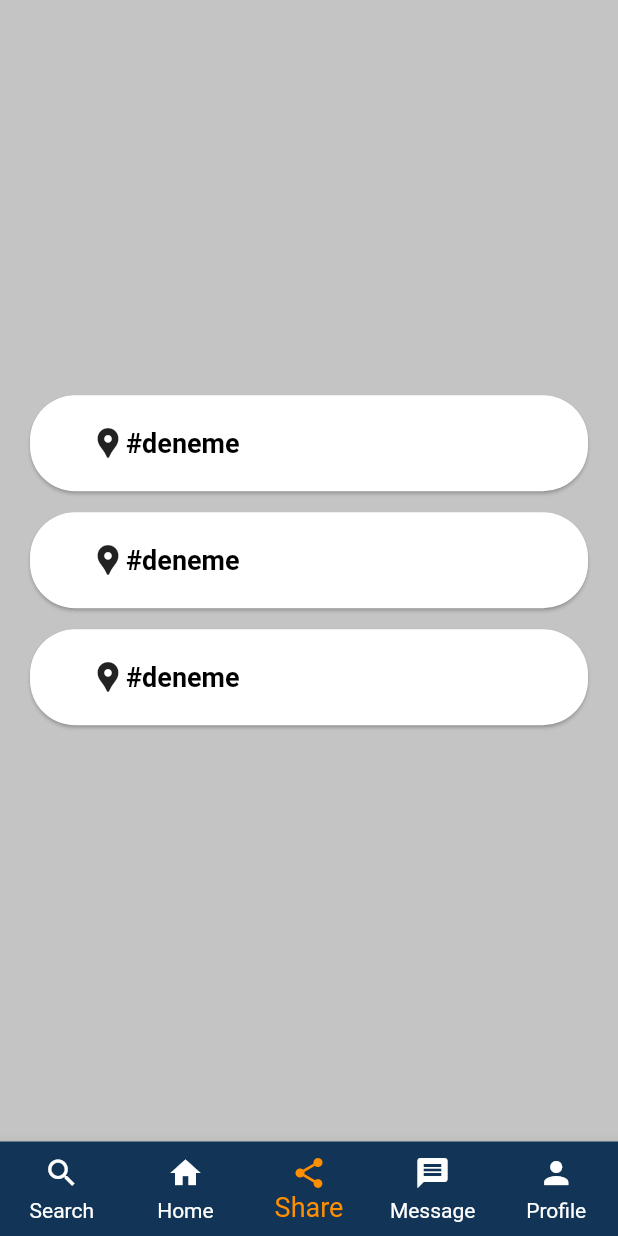
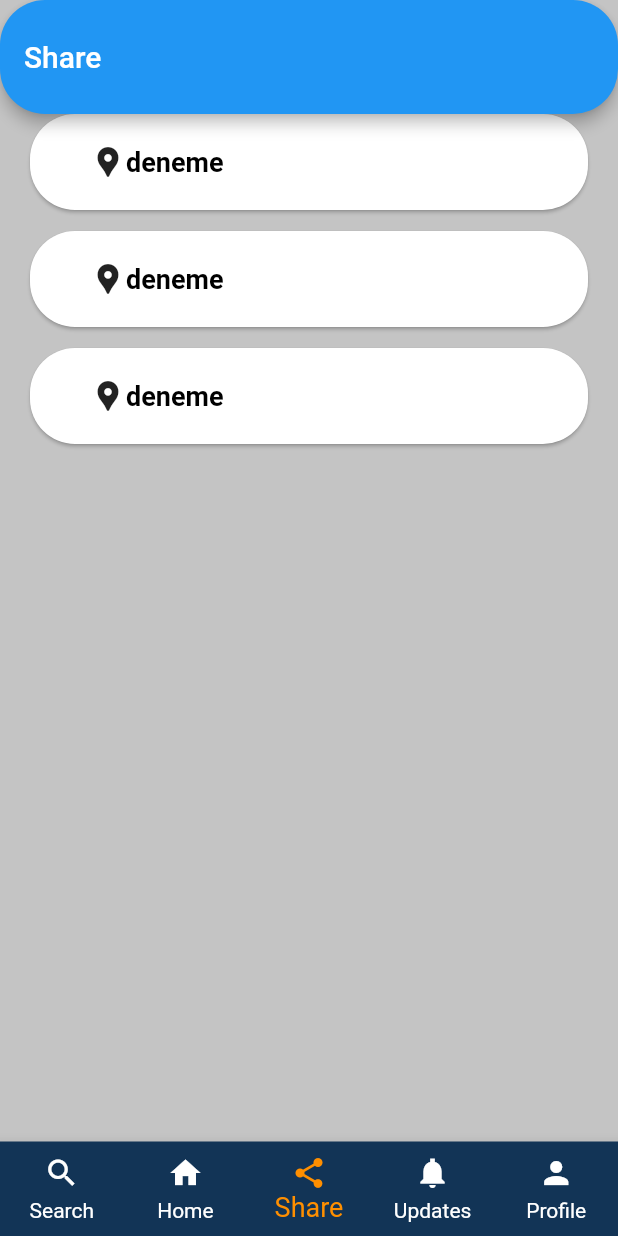
Before and after one commit to Flutter-Social-Media-Clone/Flutter-Social-Media-Clone, a Flutter app: the screen it shows after launch, item 3 of the bottom bar chosen, on a phone screen of 412 x 824 dp. Run offline on Flutter 3.47's test engine with Material 2 defaults, Android fonts, the phone set to English and light mode, and no system bars; our stand-ins replace carousel_slider, shared_preferences, stacked; network calls fail.

Commit message:
search page

```diff
--- a/lib/core/models/bottom_bar.dart
+++ b/lib/core/models/bottom_bar.dart
@@ -23,8 +23,8 @@ class BottomBar extends ViewModelWidget<MainAppViewModel> {
           label: 'Share',
         ),
         BottomNavigationBarItem(
-          icon: Icon(Icons.message),
-          label: 'Message',
+          icon: Icon(Icons.notifications_sharp),
+          label: 'Updates',
         ),
         BottomNavigationBarItem(
           icon: Icon(Icons.person),
--- a/lib/core/models/searchResultBase.dart
+++ b/lib/core/models/searchResultBase.dart
@@ -87,7 +87,7 @@ class LocationSearchResult extends SearchResultBase {
             children: [
               Icon(Icons.location_pin),
               Text(
-                "#$text",
+                "$text",
                 style: searchResultTextStyle,
               ),
             ],
@@ -104,10 +104,12 @@ class SearchResult extends StatelessWidget {
 
   @override
   Widget build(BuildContext context) {
-    return ListView(
-      // padding: const EdgeInsets.all(8),
-      children: this.items,
-      shrinkWrap: true,
+    return Expanded(
+      child: ListView(
+        // padding: const EdgeInsets.all(8),
+        children: this.items,
+        //shrinkWrap: true,
+      ),
     );
   }
 }
--- a/lib/ui/main_app_screen/main_app_screen.dart
+++ b/lib/ui/main_app_screen/main_app_screen.dart
@@ -1,6 +1,7 @@
 import 'package:cs310insta/core/models/bottom_bar.dart';
 import 'package:cs310insta/core/models/searchResultBase.dart';
 import 'package:cs310insta/ui/feed_screen/feed_screen.dart';
+import 'package:cs310insta/ui/search_screen/search_screen.dart';
 import 'package:cs310insta/utils/color.dart';
 import 'package:flutter/material.dart';
 import 'package:stacked/stacked.dart';
@@ -20,17 +21,56 @@ class MainAppScreen extends StatelessWidget {
       builder: (context, model, child) => Scaffold(
         backgroundColor: feedBackgroundColor,
         resizeToAvoidBottomInset: false,
-
-        // appBar: AppBar(
-        //   title: Text('Flutter Demo Home Page'),
-        // ),
+        appBar: [
+          AppBar(
+            // leading: Icon(Icons.arrow_back_outlined),
+            toolbarHeight: 76, // default is 56
+            //toolbarOpacity: 1,
+            shape:
+                RoundedRectangleBorder(borderRadius: BorderRadius.circular(30)),
+            title: Text('Search'),
+          ),
+          AppBar(
+            // leading: Icon(Icons.arrow_back_outlined),
+            toolbarHeight: 76, // default is 56
+            //toolbarOpacity: 1,
+            shape:
+                RoundedRectangleBorder(borderRadius: BorderRadius.circular(30)),
+            title: Text('Feed'),
+          ),
+          AppBar(
+            // leading: Icon(Icons.arrow_back_outlined),
+            toolbarHeight: 76, // default is 56
+            //toolbarOpacity: 1,
+            shape:
+                RoundedRectangleBorder(borderRadius: BorderRadius.circular(30)),
+            title: Text('Share'),
+          ),
+          AppBar(
+            // leading: Icon(Icons.arrow_back_outlined),
+            toolbarHeight: 76, // default is 56
+            //toolbarOpacity: 1,
+            shape:
+                RoundedRectangleBorder(borderRadius: BorderRadius.circular(30)),
+            title: Text('Notifications'),
+          ),
+          AppBar(
+            // leading: Icon(Icons.arrow_back_outlined),
+            toolbarHeight: 76, // default is 56
+            //toolbarOpacity: 1,
+            shape:
+                RoundedRectangleBorder(borderRadius: BorderRadius.circular(30)),
+            title: Text('Profile'),
+          ),
+        ].elementAt(model.selectedIndex),
         body: Center(
           child: Column(
             mainAxisAlignment: MainAxisAlignment.center,
             children: [
               //model.pageWidget,
               [
-                SearchResult(model.peoples),
+                WrapSearch(),
+                //SearchResult(model.peoples),
                 ImagePostList(),
                 SearchResult(model.locations),
                 SearchResult(model.topics),
--- a/lib/utils/color.dart
+++ b/lib/utils/color.dart
@@ -8,3 +8,4 @@ Color bottomNavItemBColor = Color.fromRGBO(255, 255, 255, 1.0);
 Color bottomNavItemColor = Color.fromRGBO(0, 0, 0, 1.0);
 
 Color feedBackgroundColor = Color.fromRGBO(196, 196, 196, 1.0);
+Color notificationBackgroundColor = Colors.amber;
```
Also changed, not shown: lib/ui/search_screen/search_screen.dart (+127 -57 lines), lib/ui/search_screen/search_viewmodel.dart (added, +81 -0 lines).
